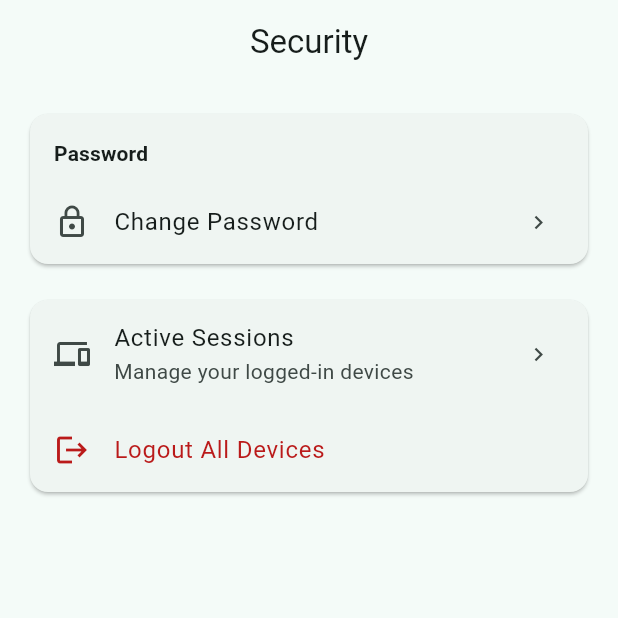
After one commit to gbkannan89/horizon, a Flutter app: the SecurityPage screen opened by its route, on a phone screen of 412 x 824 dp, the top half of it. The commit adds this screen. Run offline on Flutter 3.47's test engine with Material 3 defaults, Android fonts, the phone set to English and light mode, and no system bars; our stand-ins replace dio, flutter_riverpod, flutter_secure_storage, go_router; accounts and stored records are empty; network calls fail.

Commit message:
feat(settings): Add settings module with profile, preferences, privacy, and security pages

```diff
--- /dev/null
+++ b/apps/mobile/lib/features/settings/pages/security_page.dart
@@ -0,0 +1,94 @@
+import 'package:flutter/material.dart';
+import 'package:flutter_riverpod/flutter_riverpod.dart';
+import 'package:go_router/go_router.dart';
+import 'package:horizon_mobile/shared/providers/auth_state.dart';
+
+class SecurityPage extends ConsumerStatefulWidget {
+  const SecurityPage({super.key});
+  @override
+  ConsumerState<SecurityPage> createState() => _SecurityPageState();
+}
+
+class _SecurityPageState extends ConsumerState<SecurityPage> {
+  final _currentPwdCtrl = TextEditingController();
+  final _newPwdCtrl = TextEditingController();
+  final _confirmPwdCtrl = TextEditingController();
+  bool _showForm = false;
+
+  @override
+  void dispose() {
+    _currentPwdCtrl.dispose(); _newPwdCtrl.dispose(); _confirmPwdCtrl.dispose();
+    super.dispose();
+  }
+
+  @override
+  Widget build(BuildContext context) {
+    final theme = Theme.of(context);
+    return Scaffold(
+      appBar: AppBar(title: const Text('Security')),
+      body: ListView(
+        padding: const EdgeInsets.all(16),
+        children: [
+          Card(
+            child: Column(
+              crossAxisAlignment: CrossAxisAlignment.start,
+              children: [
+                Padding(
+                  padding: const EdgeInsets.fromLTRB(16, 16, 16, 8),
+                  child: Text('Password', style: theme.textTheme.titleSmall?.copyWith(fontWeight: FontWeight.w600)),
+                ),
+                if (!_showForm)
+                  ListTile(
+                    leading: const Icon(Icons.lock_outline),
+                    title: const Text('Change Password'),
+                    trailing: const Icon(Icons.chevron_right, size: 18),
+                    onTap: () => setState(() => _showForm = true),
+                  )
+                else ...[
+                  Padding(
+                    padding: const EdgeInsets.fromLTRB(16, 0, 16, 12),
+                    child: Column(children: [
+                      TextField(controller: _currentPwdCtrl, obscureText: true, decoration: const InputDecoration(labelText: 'Current Password', prefixIcon: Icon(Icons.lock_outlined))),
+                      const SizedBox(height: 12),
+                      TextField(controller: _newPwdCtrl, obscureText: true, decoration: const InputDecoration(labelText: 'New Password', prefixIcon: Icon(Icons.lock))),
+                      const SizedBox(height: 12),
+                      TextField(controller: _confirmPwdCtrl, obscureText: true, decoration: const InputDecoration(labelText: 'Confirm Password', prefixIcon: Icon(Icons.lock))),
+                      const SizedBox(height: 16),
+                      Row(children: [
+                        Expanded(child: OutlinedButton(onPressed: () => setState(() => _showForm = false), child: const Text('Cancel'))),
+                        const SizedBox(width: 12),
+                        Expanded(child: FilledButton(onPressed: () {
+                          ScaffoldMessenger.of(context).showSnackBar(const SnackBar(content: Text('Password changed')));
+                          setState(() => _showForm = false);
+                        }, child: const Text('Update'))),
+                      ]),
+                    ]),
+                  ),
+                ],
+              ],
+            ),
+          ),
+          const SizedBox(height: 16),
+          Card(
+            child: Column(children: [
+              ListTile(
+                leading: const Icon(Icons.devices),
+                title: const Text('Active Sessions'),
+                subtitle: const Text('Manage your logged-in devices'),
+                trailing: const Icon(Icons.chevron_right, size: 18),
+              ),
+              ListTile(
+                leading: Icon(Icons.logout, color: theme.colorScheme.error),
+                title: Text('Logout All Devices', style: TextStyle(color: theme.colorScheme.error)),
+                onTap: () {
+                  ref.read(authStateProvider.notifier).unauthenticated();
+                  context.go('/login');
+                },
+              ),
+            ]),
+          ),
+        ],
+      ),
+    );
+  }
+}
```
Also changed, not shown: apps/mobile/lib/app/router.dart (+15 -0 lines), apps/mobile/lib/features/settings/models/settings_models.dart (added, +86 -0 lines), apps/mobile/lib/features/settings/pages/about_page.dart (added, +46 -0 lines), apps/mobile/lib/features/settings/pages/edit_profile_page.dart (added, +61 -0 lines), apps/mobile/lib/features/settings/pages/preferences_page.dart (added, +56 -0 lines), apps/mobile/lib/features/settings/pages/privacy_page.dart (added, +54 -0 lines), apps/mobile/lib/features/settings/pages/profile_page.dart (added, +76 -0 lines), apps/mobile/lib/features/settings/pages/settings_page.dart (added, +70 -0 lines), apps/mobile/lib/features/settings/repository/settings_repository.dart (added, +51 -0 lines), 1 other file.
